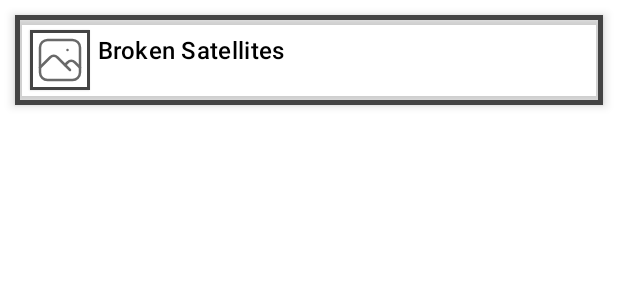
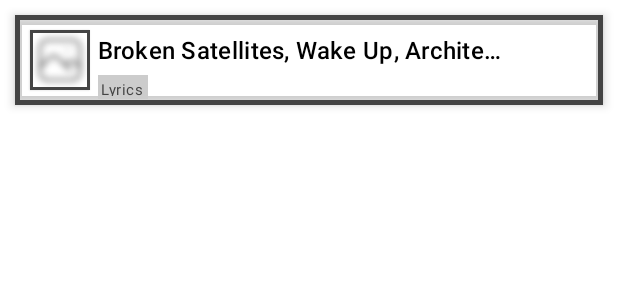
Before and after one commit to sakethpathike/arara-android, an Android app built with Jetpack Compose: the @Preview function DefaultPreview, on a phone screen of 412 x 824 dp. Shown: the top 300 px of the screen. Run offline under Robolectric (Android 15) with nearby library versions, the phone set to English and light mode, and no system bars; pictures from the network do not load.

Commit message:
few updates in songThing.kt

```diff
--- a/app/src/main/java/com/sakethh/arara/ui/theme/Type.kt
+++ b/app/src/main/java/com/sakethh/arara/ui/theme/Type.kt
@@ -21,7 +21,7 @@ val Typography =
         titleSmall = TextStyle(
             fontFamily = generalFont,
             fontWeight = FontWeight.Light, fontSize = 16.sp
-        ), // "lyrics" label
+        ),
         titleMedium = TextStyle(
             fontFamily = generalFont,
             fontWeight = FontWeight.Normal,
@@ -31,7 +31,7 @@ val Typography =
             fontFamily = generalFont,
             fontWeight = FontWeight.Medium,
             fontSize = 16.sp
-        ) /*description*/,
+        ) /*description and "lyrics" label*/,
         labelSmall = TextStyle(
             fontFamily = eddaCaps,
             fontWeight = FontWeight.Normal, fontSize = 16.sp
--- a/app/src/main/java/com/sakethh/arara/unreleased/songThing.kt
+++ b/app/src/main/java/com/sakethh/arara/unreleased/songThing.kt
@@ -9,13 +9,16 @@ import androidx.compose.material3.Text
 import androidx.compose.runtime.Composable
 import androidx.compose.ui.Alignment
 import androidx.compose.ui.Modifier
+import androidx.compose.ui.draw.blur
 import androidx.compose.ui.draw.shadow
 import androidx.compose.ui.graphics.Color
 import androidx.compose.ui.platform.LocalContext
 import androidx.compose.ui.res.painterResource
 import androidx.compose.ui.text.font.FontFamily
 import androidx.compose.ui.text.font.FontWeight
+import androidx.compose.ui.text.style.TextOverflow
 import androidx.compose.ui.unit.dp
+import androidx.compose.ui.unit.sp
 import coil.compose.AsyncImage
 import coil.request.ImageRequest
 import com.sakethh.arara.R
@@ -49,27 +52,34 @@ fun SongThing(imageLink: String) {
                     .padding(start = 10.dp) //gives 10dp padding in left
                     .requiredWidth(40.dp) //renders width of the image
                     .shadow(elevation = 1.dp)
-                    .border(BorderStroke(width = 2.dp, color = Color.DarkGray)),
+                    .border(BorderStroke(width = 2.dp, color = Color.DarkGray))
+                    .blur(4.dp),
                 error = painterResource(R.drawable.image)
             )
             Spacer(modifier = Modifier.width(5.dp))
             Column(
                 modifier = Modifier
                     .fillMaxHeight()
+                    .padding(end = 60.dp)
                     .fillMaxWidth()
             ) {
                 Spacer(modifier = Modifier.height(12.dp))
                 Text(
-                    text = "Broken Satellites",
-                    style = MaterialTheme.typography.titleMedium
+                    text = "Broken Satellites, Wake Up, Architect, The Gods We Can Touch And Many More",
+                    style = MaterialTheme.typography.titleMedium,
+                    maxLines = 1,
+                    overflow = TextOverflow.Ellipsis
                 )
-                /*Text(
+                Text(
                     text = "Lyrics",
                     modifier = Modifier
-                        .border(BorderStroke(1.dp, color = Color.Gray))
-                        .background(color = Color.LightGray),
-                    style = MaterialTheme.typography.titleSmall
-                )*/
+                        .padding(top=4.dp, bottom = 4.dp)
+                        .background(color = Color.LightGray)
+                        .wrapContentSize()
+                        .padding(2.dp),
+                    style = MaterialTheme.typography.bodySmall,
+                    fontSize = 10.sp, color = Color.DarkGray
+                )
             }
         }
 
```
